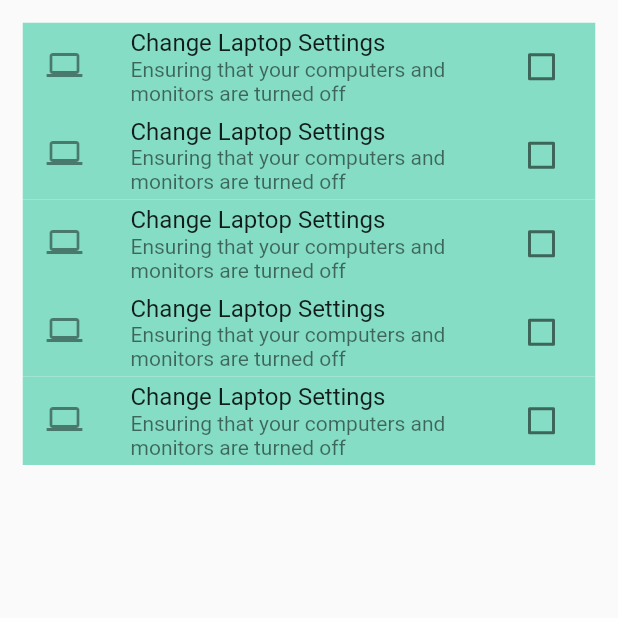
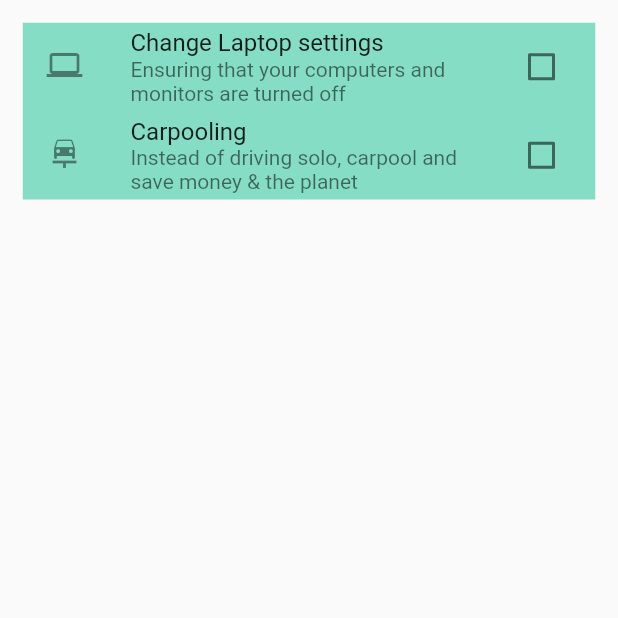
Before and after one commit to jeyeong/climate-ark-app, a Flutter app: the screen it shows after launch, on a phone screen of 412 x 824 dp, the top half of it. Run offline on Flutter 3.47's test engine with Material 2 defaults, Android fonts, the phone set to English and light mode, and no system bars; our stand-ins replace material_floating_search_bar.

Commit message:
added task class, list of dynamic tasks

```diff
--- a/canvas/lib/main.dart
+++ b/canvas/lib/main.dart
@@ -1,7 +1,6 @@
 import 'package:flutter/material.dart';
 import 'package:canvas/constants.dart';
-import 'package:flutter/scheduler.dart' show timeDilation;
-import 'package:canvas/search.dart';
+import 'package:canvas/classes.dart';
 
 void main() => runApp(const MyApp());
 
@@ -18,7 +17,6 @@ class MyApp extends StatelessWidget {
           child: Padding(
             padding: EdgeInsets.all(15.0),
               child: MyStatefulWidget(),
-
           ),
         ),
       ),
@@ -34,28 +32,28 @@ class MyStatefulWidget extends StatefulWidget {
 }
 
 class _MyStatefulWidgetState extends State<MyStatefulWidget> {
-  bool isChecked = false;
+
   @override
   Widget build(BuildContext context) {
 
     return Scaffold(
       body: ListView.builder(
-        itemCount: 5,
+        itemCount: litems.length,
         itemBuilder: (BuildContext context, int index){
         return Column(
         children: <Widget>[CheckboxListTile(
-          title: const Text('Change Laptop Settings'),
-          subtitle: const Text('Ensuring that your computers and monitors are turned off'),
+          title: Text(litems[index].tasktitle),
+          subtitle: Text(litems[index].tasksub),
           tileColor: const Color(0xFF84ddc4),
           checkColor: Color(0xFFFFFFFF),
           activeColor: Color(0xFF045e45),
-          value: isChecked,
+          value: litems[index].isComplete,
           onChanged: (bool? value) {
             setState(() {
-              isChecked = value!;
+              litems[index].isComplete = value!;
             });
           },
-          secondary: const Icon(Icons.laptop),
+          secondary: litems[index].taskicon,
         ),
         ],
       );
@@ -63,3 +61,12 @@ class _MyStatefulWidgetState extends State<MyStatefulWidget> {
     );
   }
 }
+
+List<Task> litems = [
+  Task(tasktitle: 'Change Laptop settings',
+  tasksub: 'Ensuring that your computers and monitors are turned off',
+  taskicon: const Icon(Icons.laptop)),
+  Task(tasktitle: 'Carpooling',
+  tasksub: 'Instead of driving solo, carpool and save money & the planet',
+  taskicon: const Icon(Icons.car_repair))
+];
```
